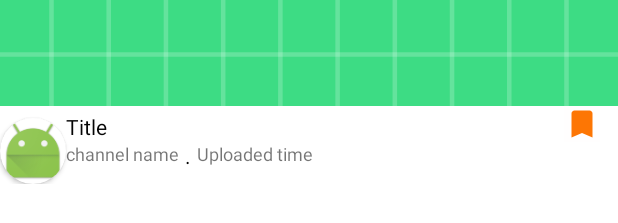
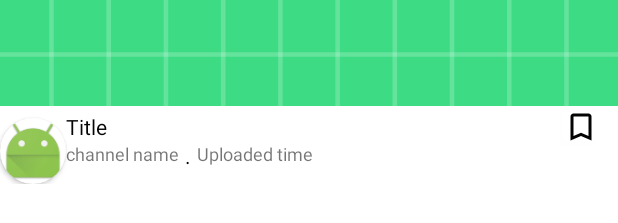
Before and after one commit to Improve10X/BoostUpMyself, an Android app: the layout home_screen_item.xml on its own in the app's theme, with its tools: preview values and no code run, on a phone screen of 412 x 824 dp. Shown: the part 518-741 px from the top of the screen. Run offline under Robolectric (Android 15) with nearby library versions, the phone set to English and light mode, and no system bars.

Commit message:
I did some changes in home_screen_item.xml and saved videos activity_saved_videos.xml

```diff
--- a/app/src/main/res/layout/activity_saved_videos.xml
+++ b/app/src/main/res/layout/activity_saved_videos.xml
@@ -8,8 +8,8 @@
 
     <androidx.recyclerview.widget.RecyclerView
         android:id="@+id/saved_videos_rv"
-        android:layout_width="409dp"
-        android:layout_height="729dp"
+        android:layout_width="0dp"
+        android:layout_height="0dp"
         app:layout_constraintBottom_toBottomOf="parent"
         app:layout_constraintEnd_toEndOf="parent"
         app:layout_constraintStart_toStartOf="parent"
@@ -18,8 +18,8 @@
     <ProgressBar
         android:id="@+id/progressBar3"
         style="?android:attr/progressBarStyle"
-        android:layout_width="87dp"
-        android:layout_height="78dp"
+        android:layout_width="63dp"
+        android:layout_height="56dp"
         app:layout_constraintBottom_toTopOf="@+id/textView6"
         app:layout_constraintEnd_toEndOf="parent"
         app:layout_constraintHorizontal_bias="0.5"
--- a/app/src/main/res/layout/home_screen_item.xml
+++ b/app/src/main/res/layout/home_screen_item.xml
@@ -49,7 +49,8 @@
             android:paddingTop="4dp"
             android:text="Title"
             android:textColor="#050505"
-            app:layout_constraintEnd_toStartOf="@+id/save_img_btn"
+            app:layout_constraintEnd_toStartOf="@+id/guideline2"
+            app:layout_constraintHorizontal_bias="0.5"
             app:layout_constraintStart_toEndOf="@+id/cardView"
             app:layout_constraintTop_toBottomOf="@+id/video_img" />
 
@@ -88,22 +89,36 @@
             android:id="@+id/save_img_btn"
             android:layout_width="wrap_content"
             android:layout_height="wrap_content"
+            android:layout_marginTop="4dp"
             android:layout_marginEnd="12dp"
             android:background="#FFFEFE"
             app:layout_constraintBottom_toBottomOf="@+id/video_title_txt"
             app:layout_constraintEnd_toEndOf="parent"
+            app:layout_constraintHorizontal_bias="0.5"
+            app:layout_constraintStart_toEndOf="@+id/video_title_txt"
             app:layout_constraintTop_toBottomOf="@+id/video_img"
             app:srcCompat="@drawable/ic_baseline_bookmark_24" />
 
         <ImageButton
             android:id="@+id/unsave_img_btn"
+            android:layout_width="33dp"
+            android:layout_height="31dp"
+            android:layout_marginTop="4dp"
+            android:layout_marginEnd="8dp"
+            android:backgroundTint="#FFFFFF"
+            android:visibility="visible"
+            app:layout_constraintBottom_toBottomOf="@+id/video_title_txt"
+            app:layout_constraintEnd_toEndOf="parent"
+            app:layout_constraintStart_toEndOf="@+id/video_title_txt"
+            app:layout_constraintTop_toBottomOf="@+id/video_img"
+            app:srcCompat="@drawable/ic_baseline_bookmark_border_24" />
+
+        <androidx.constraintlayout.widget.Guideline
+            android:id="@+id/guideline2"
             android:layout_width="wrap_content"
             android:layout_height="wrap_content"
-            android:backgroundTint="#FFFFFF"
-            android:visibility="gone"
-            app:layout_constraintEnd_toEndOf="parent"
-            app:layout_constraintTop_toTopOf="@+id/video_title_txt"
-            app:srcCompat="@drawable/ic_baseline_bookmark_border_24" />
+            android:orientation="vertical"
+            app:layout_constraintGuide_begin="371dp" />
 
     </androidx.constraintlayout.widget.ConstraintLayout>
 
```
